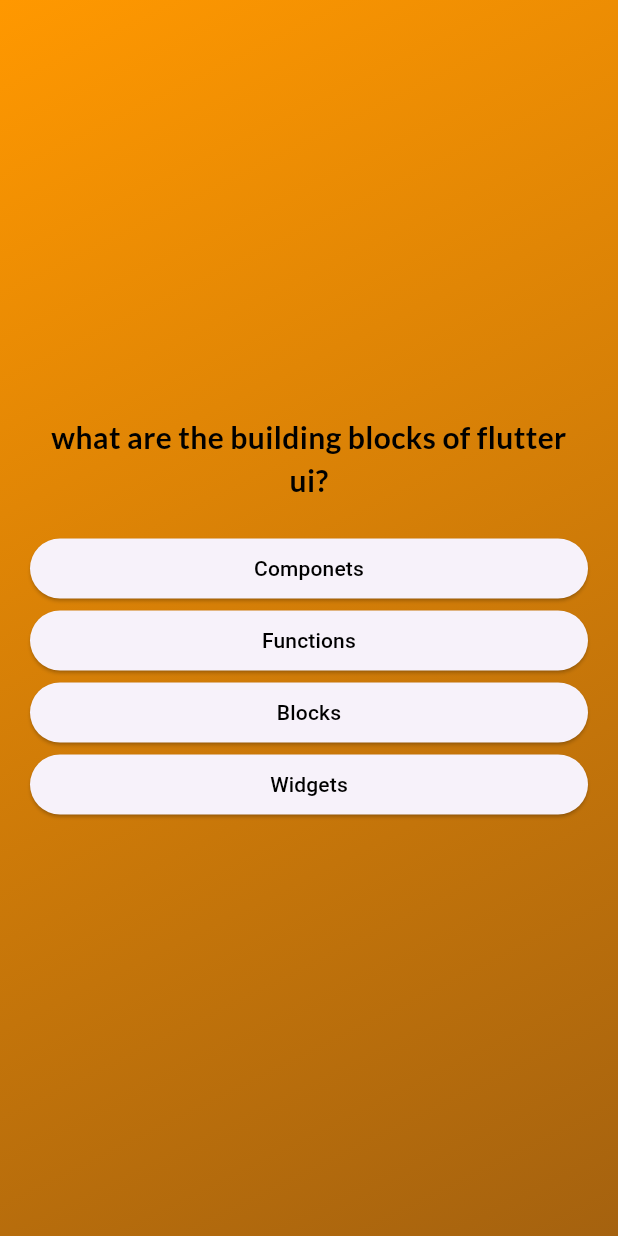
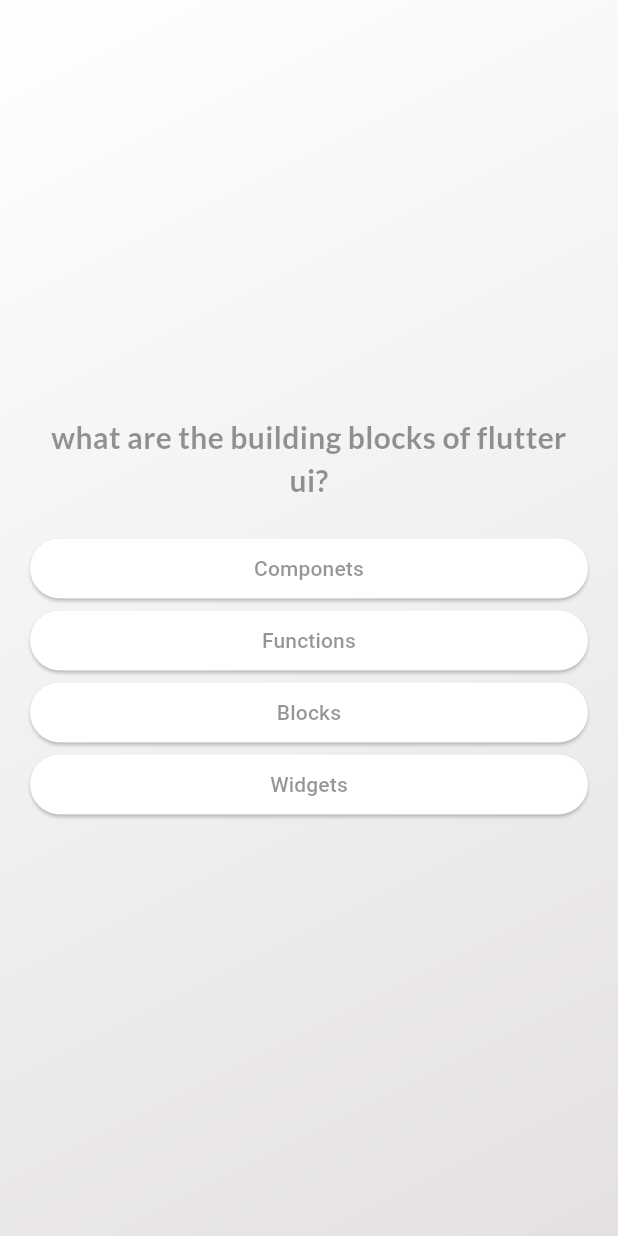
Before and after one commit to sohail-shahid/simple_quiz_app, a Flutter app: the screen it shows after launch, after a tap on "Start Quize", on a phone screen of 412 x 824 dp. Run offline on Flutter 3.47's test engine with Material 3 defaults, Android fonts, the phone set to English and light mode, and no system bars; our stand-ins replace google_fonts.

```diff
--- a/lib/custom_widgets/multiple_option_button.dart
+++ b/lib/custom_widgets/multiple_option_button.dart
@@ -10,10 +10,13 @@ class MultipleOptionButton extends StatelessWidget {
   Widget build(BuildContext context) {
     return ElevatedButton(
       onPressed: onOptionSelect,
+      style: const ButtonStyle(
+        backgroundColor: MaterialStatePropertyAll(Colors.white),
+      ),
       child: Text(
         optionText,
         style: const TextStyle(
-          color: Colors.black,
+          color: Color.fromARGB(132, 52, 48, 48),
           fontSize: 14,
         ),
         textAlign: TextAlign.center,
--- /dev/null
+++ b/lib/home_screen.dart
@@ -0,0 +1,78 @@
+import 'package:flutter/material.dart';
+import 'package:simple_quiz_app/data_providers/multiple_choice_quiz.dart';
+import 'package:simple_quiz_app/question_screen.dart';
+import 'package:simple_quiz_app/result_screen.dart';
+import 'package:simple_quiz_app/quiz_start_screen.dart';
+
+class HomeScreen extends StatefulWidget {
+  const HomeScreen({super.key});
+  @override
+  State<HomeScreen> createState() {
+    return _HomeScreenState();
+  }
+}
+
+class _HomeScreenState extends State<HomeScreen> {
+  var activeScreenId = 'start-screen';
+  List<String> attemptedAnswers = [];
+
+  void switchScreen() {
+    setState(() {
+      activeScreenId = 'question-screen';
+    });
+  }
+
+  void onAnswerSelect(String answer) {
+    attemptedAnswers.add(answer);
+    if (attemptedAnswers.length == MultipleChoiceQuiz().questions.length) {
+      setState(() {
+        activeScreenId = 'result-screen';
+      });
+    }
+  }
+
+  void onRestartQuiz() {
+    setState(() {
+      activeScreenId = 'question-screen';
+      attemptedAnswers = [];
+    });
+  }
+
+  @override
+  void initState() {
+    super.initState();
+  }
+
+  @override
+  Widget build(context) {
+    Widget screen;
+    if (activeScreenId == 'start-screen') {
+      screen = QuizStartScreen(switchScreen);
+    } else if (activeScreenId == 'result-screen') {
+      screen = ResultScreen(
+        onRestartQuiz,
+        resultAnswers: attemptedAnswers,
+      );
+    } else {
+      screen = QuestionScreen(
+        onAnswerSelect: onAnswerSelect,
+      );
+    }
+    return MaterialApp(
+      home: Scaffold(
+        body: Container(
+            decoration: const BoxDecoration(
+              gradient: LinearGradient(
+                colors: [
+                  Colors.white,
+                  Color.fromARGB(255, 229, 225, 225),
+                ],
+                begin: Alignment.topLeft,
+                end: Alignment.bottomRight,
+              ),
+            ),
+            child: screen),
+      ),
+    );
+  }
+}
--- a/lib/main.dart
+++ b/lib/main.dart
@@ -1,8 +1,8 @@
 import 'package:flutter/material.dart';
-import 'package:simple_quiz_app/quiz.dart';
+import 'package:simple_quiz_app/home_screen.dart';
 
 void main() {
   runApp(
-    const Quiz(),
+    const HomeScreen(),
   );
 }
--- a/lib/models/multiple_choice_question.dart
+++ b/lib/models/multiple_choice_question.dart
@@ -4,7 +4,7 @@ class MultipleChoiceQuestion {
   final List<String> options;
   final String correctAnswer;
 
-  List<String> getShuffledOptions() {
+  List<String> get shuffledOptions {
     final List<String> optionCopy = List.of(options);
     optionCopy.shuffle();
     return optionCopy;
--- a/lib/question_screen.dart
+++ b/lib/question_screen.dart
@@ -37,21 +37,21 @@ class _QuestionScreenState extends State<QuestionScreen> {
               style: GoogleFonts.lato(
                 fontSize: 20,
                 fontWeight: FontWeight.bold,
-                color: Colors.black,
+                color: const Color.fromARGB(132, 52, 48, 48),
               ),
               textAlign: TextAlign.center,
             ),
             const SizedBox(
               height: 20,
             ),
-            ...currentQuestion.getShuffledOptions().map((option) {
-              return MultipleOptionButton(
+            ...currentQuestion.shuffledOptions.map(
+              (option) => MultipleOptionButton(
                 optionText: option,
                 onOptionSelect: () {
                   onOptionSelect(option);
                 },
-              );
-            }),
+              ),
+            ),
           ],
         ),
       ),
--- a/lib/quiz.dart
+++ /dev/null
@@ -1,63 +0,0 @@
-import 'package:flutter/material.dart';
-import 'package:simple_quiz_app/data_providers/multiple_choice_quiz.dart';
-import 'package:simple_quiz_app/question_screen.dart';
-import 'package:simple_quiz_app/start_screen.dart';
-
-class Quiz extends StatefulWidget {
-  const Quiz({super.key});
-  @override
-  State<Quiz> createState() {
-    return _QuizState();
-  }
-}
-
-class _QuizState extends State<Quiz> {
-  var activeScreenId = 'start-screen';
-  List<String> attemptedAnswers = [];
-
-  void switchScreen() {
-    setState(() {
-      activeScreenId = 'question-screen';
-    });
-  }
-
-  void onAnswerSelect(String answer) {
-    attemptedAnswers.add(answer);
-    if (attemptedAnswers.length == MultipleChoiceQuiz().questions.length) {
-      setState(() {
-        attemptedAnswers = [];
-        activeScreenId = 'start-screen';
-      });
-    }
-  }
-
-  @override
-  void initState() {
-    super.initState();
-  }
-
-  @override
-  Widget build(context) {
-    return MaterialApp(
-      home: Scaffold(
-        body: Container(
-          decoration: const BoxDecoration(
-            gradient: LinearGradient(
-              colors: [
-                Colors.orange,
-                Color.fromARGB(255, 165, 98, 15),
-              ],
-              begin: Alignment.topLeft,
-              end: Alignment.bottomRight,
-            ),
-          ),
-          child: activeScreenId == 'start-screen'
-              ? StartScreen(switchScreen)
-              : QuestionScreen(
-                  onAnswerSelect: onAnswerSelect,
-                ),
-        ),
-      ),
-    );
-  }
-}
--- a/lib/start_screen.dart
+++ b/lib/quiz_start_screen.dart
@@ -1,9 +1,9 @@
 import 'package:flutter/material.dart';
 import 'package:google_fonts/google_fonts.dart';
 
-class StartScreen extends StatelessWidget {
+class QuizStartScreen extends StatelessWidget {
   final void Function() startQuiz;
-  const StartScreen(this.startQuiz, {super.key});
+  const QuizStartScreen(this.startQuiz, {super.key});
   @override
   Widget build(BuildContext context) {
     return Center(
@@ -23,7 +23,7 @@ class StartScreen extends StatelessWidget {
             style: GoogleFonts.lato(
               fontSize: 20,
               fontWeight: FontWeight.bold,
-              color: Colors.black,
+              color: const Color.fromARGB(132, 52, 48, 48),
             ),
           ),
           const SizedBox(
@@ -36,14 +36,14 @@ class StartScreen extends StatelessWidget {
             ),
             icon: const Icon(
               Icons.arrow_right_alt,
-              color: Colors.black,
+              color: Color.fromARGB(132, 52, 48, 48),
             ),
             label: Text(
               'Start Quize',
               style: GoogleFonts.lato(
                 fontSize: 16,
                 fontWeight: FontWeight.bold,
-                color: Colors.black,
+                color: const Color.fromARGB(132, 52, 48, 48),
               ),
             ),
           ),
```
Also changed, not shown: lib/custom_widgets/result_summary.dart (added, +83 -0 lines), lib/result_screen.dart (added, +77 -0 lines).
